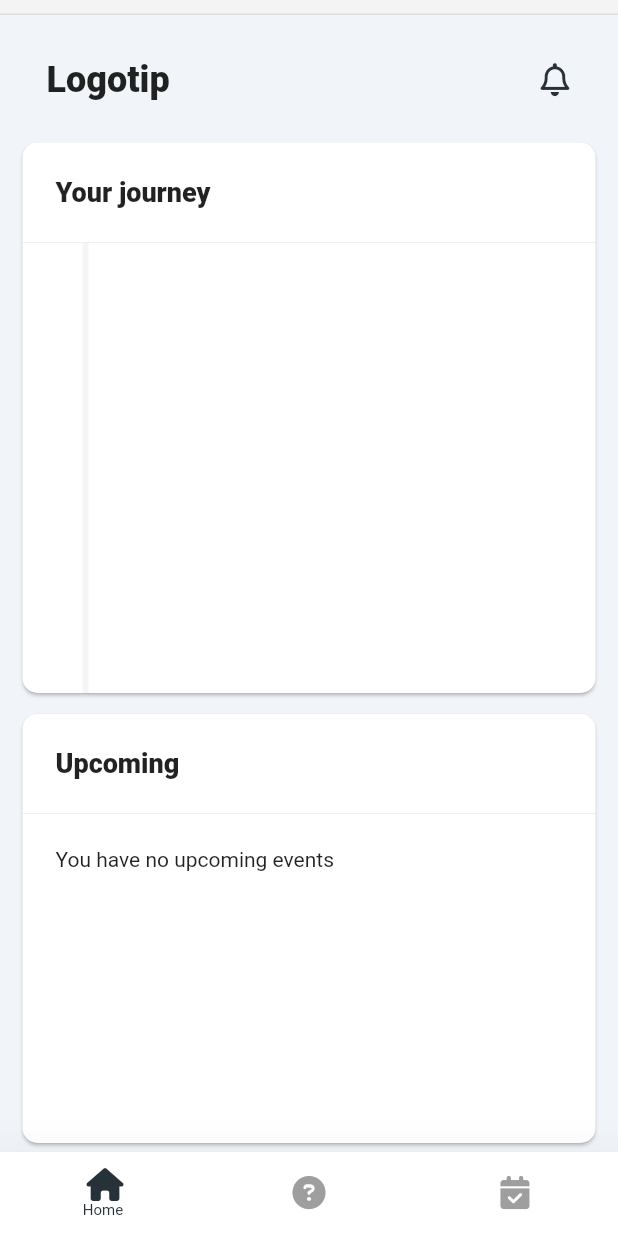
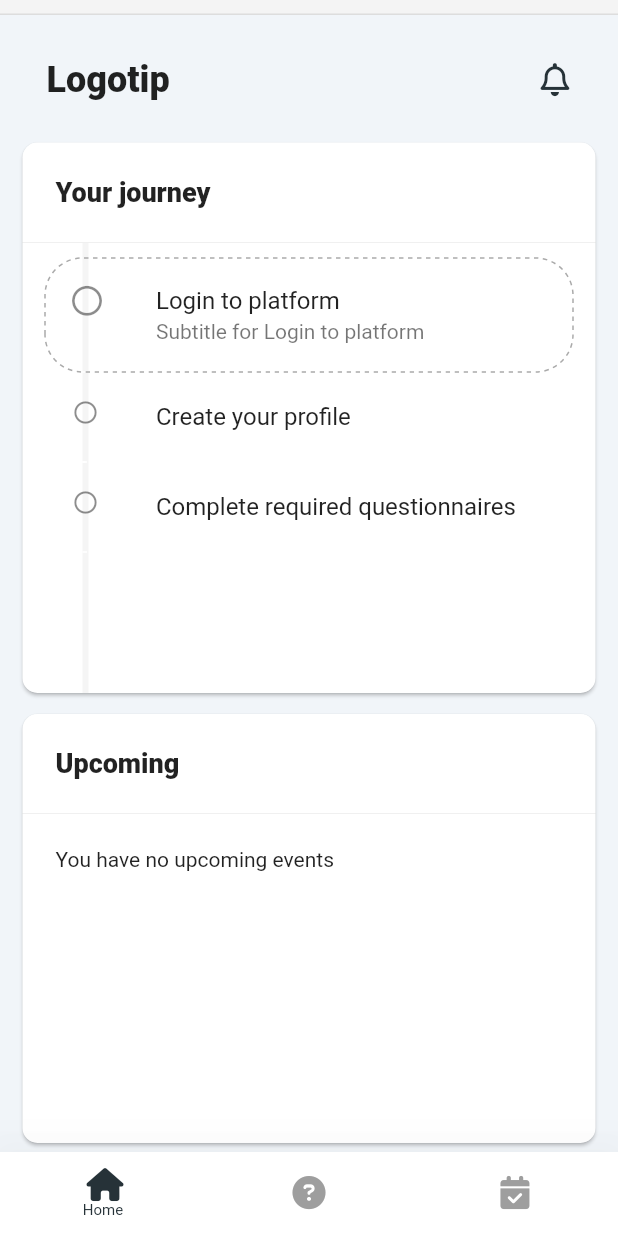
Before and after one commit to izi4ever/stepper_markup, a Flutter app: the screen it shows after launch, on a phone screen of 412 x 824 dp. Run offline on Flutter 3.47's test engine with Material 2 defaults, Android fonts, the phone set to English and light mode, and no system bars; drawn by our look-alikes of dotted_border; our stand-ins replace font_awesome_flutter, google_fonts; Roboto replaces fonts that are missing (Vollkorn).

Commit message:
States separately from widgets, clean comments and rubbish

```diff
--- a/lib/main/pages/widgets/custom_stepper.dart
+++ b/lib/main/pages/widgets/custom_stepper.dart
@@ -1,8 +1,8 @@
-import 'package:dotted_border/dotted_border.dart';
 import 'package:flutter/material.dart';
-import 'package:stepper_markup/main/pages/widgets/one_step.dart';
-import 'package:stepper_markup/main/pages/widgets/step_icon.dart';
-import 'package:stepper_markup/main/pages/widgets/stepper_state.dart';
+
+import 'one_step.dart';
+import 'stepper_state.dart';
+import 'stepper_element.dart';
 
 class CustomStepper extends StatefulWidget {
   const CustomStepper({Key? key}) : super(key: key);
@@ -39,57 +39,24 @@ class _CustomStepperState extends State<CustomStepper> {
             padding: const EdgeInsets.symmetric(horizontal: 15, vertical: 10),
             children: [
               ...StepperElement.values.map(
-                  (StepperElement e) {
-                    late final StepperState stepperState;
+                (StepperElement e) => OneStep(
+                  stepState: () {
                     if (curStep == e.index) {
-                      // current
-                      stepperState = StepperState.current;
-                    } else if (curStep < e.index) {
-                      // passed
-                      stepperState = StepperState.passed;
+                      return StepperState.current;
+                    } else if (curStep > e.index) {
+                      return StepperState.passed;
                     } else {
-                      // future
-                      stepperState = StepperState.future;
+                      return StepperState.future;
                     }
-
-                    return OneStep(
-                      // curStep: curStep,
-                      // curElement: e.index,
-                      stepState: stepperState,
+                  }(),
                   title: e.title,
-                      subtitle: e.subtitle,
-                      onTap: () {
-                        setState(() {
-                          curStep = e.index;
-                        });
-                      },
-                      // onTap: () => onTap(e.index), // What type is this function? What type is expected? // TODO
-                      // onTap: onTap(e.index), // This won't work. Why?   // TODO
-                    );
-                  },
+                  subtitle: (curStep == e.index) ? e.subtitle : null,
+                  onTap: () => onTap(e.index),
                 ),
-
-                // DottedBorder(
-                //   borderType: BorderType.RRect,
-                //   radius: const Radius.circular(25),
-                //   dashPattern: const [3, 3],
-                //   color: (curStep == e.index) ? const Color(0xffaaaaaa) : Colors.white,
-                //   strokeWidth: 1,
-                //   child: ListTile(
-                //     leading: StepIcon(thisStepNo: e.index, curStep: curStep),       // <<< Здесь состояния и логика состояний
-                //     title: Text(e.title),
-                //     subtitle: (curStep == e.index) ? Text(e.subtitle) : null,
-                //     onTap: () {
-                //       setState(() {
-                //         curStep = e.index;
-                //       });
-                //     },
-                //   ),
-                // ),
-
-                // ),
+              ),
             ],
-            )),
+          ),
+        ),
       ],
     );
   }
--- a/lib/main/pages/widgets/one_step.dart
+++ b/lib/main/pages/widgets/one_step.dart
@@ -1,24 +1,20 @@
 import 'package:dotted_border/dotted_border.dart';
 import 'package:flutter/material.dart';
-import 'package:stepper_markup/main/pages/widgets/stepper_state.dart';
-import 'step_icon.dart';
+
+import 'stepper_state.dart';
 
 class OneStep extends StatefulWidget {
-  OneStep({
+  const OneStep({
     Key? key,
-    // required this.curStep,
-    // required this.curElement,
     required this.stepState,
     required this.title,
-    required this.subtitle,
+    this.subtitle,
     required this.onTap,
   }) : super(key: key);
 
   final StepperState stepState;
-  // final int curStep;
-  // final int curElement;
-  final String title;
-  final String subtitle;
+  final Text title;
+  final Text? subtitle;
   final VoidCallback onTap;
 
   @override
@@ -28,19 +24,18 @@ class OneStep extends StatefulWidget {
 class _OneStepState extends State<OneStep> {
   @override
   Widget build(BuildContext context) {
-    return Container();
-    // return DottedBorder(
-    //   borderType: BorderType.RRect,
-    //   radius: const Radius.circular(25),
-    //   dashPattern: const [3, 3],
-    //   color: (widget.curStep == widget.curElement) ? const Color(0xffaaaaaa) : Colors.white,
-    //   strokeWidth: 1,
-    //   child: ListTile(
-    //     leading: StepIcon(thisStepNo: widget.curElement, curStep: widget.curStep),       // <<< Здесь состояния и логика состояний
-    //     title: Text(widget.title),
-    //     subtitle: (widget.curStep == widget.curElement) ? Text(widget.subtitle) : null,
-    //     onTap: widget.onTap,
-    //   ),
-    // );
+    return DottedBorder(
+      borderType: BorderType.RRect,
+      radius: const Radius.circular(25),
+      dashPattern: const [3, 3],
+      color: widget.stepState.borderColor,
+      strokeWidth: 1,
+      child: ListTile(
+        leading: widget.stepState.icon,
+        title: widget.title,
+        subtitle: widget.subtitle,
+        onTap: widget.onTap,
+      ),
+    );
   }
 }
--- a/lib/main/pages/widgets/step_icon.dart
+++ /dev/null
@@ -1,21 +0,0 @@
-import 'package:flutter/material.dart';
-
-import 'stepper_state.dart';
-
-class StepIcon extends StatefulWidget {
-  StepIcon({Key? key, required this.state}) : super(key: key);
-
-  StepperState state ;
-  // int thisStepNo;
-  // int curStep;
-
-  @override
-  State<StepIcon> createState() => _StepIconState();
-}
-
-class _StepIconState extends State<StepIcon> {
-  @override
-  Widget build(BuildContext context) {
-    return widget.state.icon;
-  }
-}
--- /dev/null
+++ b/lib/main/pages/widgets/stepper_element.dart
@@ -0,0 +1,15 @@
+import 'package:flutter/material.dart';
+
+enum StepperElement {
+  login(   title: Text('Login to platform'),                subtitle: Text('Subtitle for Login to platform')),
+  create(  title: Text('Create your profile'),              subtitle: Text('Fields to fill in: contact and emergency info, primary care provider')),
+  complete(title: Text('Complete required questionnaires'), subtitle: Text('Subtitle for Complete required questionnaires'));
+
+  const StepperElement({
+    required this.title,
+    this.subtitle,
+  });
+
+  final Text title;
+  final Text? subtitle;
+}
--- a/lib/main/pages/widgets/stepper_state.dart
+++ b/lib/main/pages/widgets/stepper_state.dart
@@ -1,30 +1,25 @@
 import 'package:flutter/material.dart';
 import 'package:font_awesome_flutter/font_awesome_flutter.dart';
 
-
-enum StepperState {                 // passed, current, future;
-  passed (icon: Icon(FontAwesomeIcons.solidCircleCheck, size: 16, color: Colors.lightGreen)),
-  current(icon: Icon(FontAwesomeIcons.circle, size: 20)),
-  future (icon: Icon(Icons.radio_button_unchecked, size: 18));
+enum StepperState {
+  passed (
+    icon: Icon(FontAwesomeIcons.solidCircleCheck, size: 16, color: Colors.lightGreen),
+    borderColor: Colors.white,
+  ),
+  current(
+    icon: Icon(FontAwesomeIcons.circle, size: 20),
+    borderColor: Color(0xffaaaaaa),
+  ),
+  future (
+    icon: Icon(Icons.radio_button_unchecked, size: 18),
+    borderColor: Colors.white,
+  );
 
   const StepperState({
     required this.icon,
+    required this.borderColor,
   });
 
   final Icon icon;
+  final Color borderColor;
 }
-
-
-enum StepperElement {               // login, create, complete;
-  login(   title: 'Login to platform',                subtitle: 'Subtitle for Login to platform'),
-  create(  title: 'Create your profile',              subtitle: 'Fields to fill in: contact and emergency info, primary care provider'),
-  complete(title: 'Complete required questionnaires', subtitle: 'Subtitle for Complete required questionnaires');
-
-  const StepperElement({
-    required this.title,
-    required this.subtitle,
-  });
-
-  final String title;
-  final String subtitle;
-}
```
Also changed, not shown: lib/main.dart (line endings or trailing spaces), 1 other file. Lines whose indentation alone changed are shown as unchanged.
